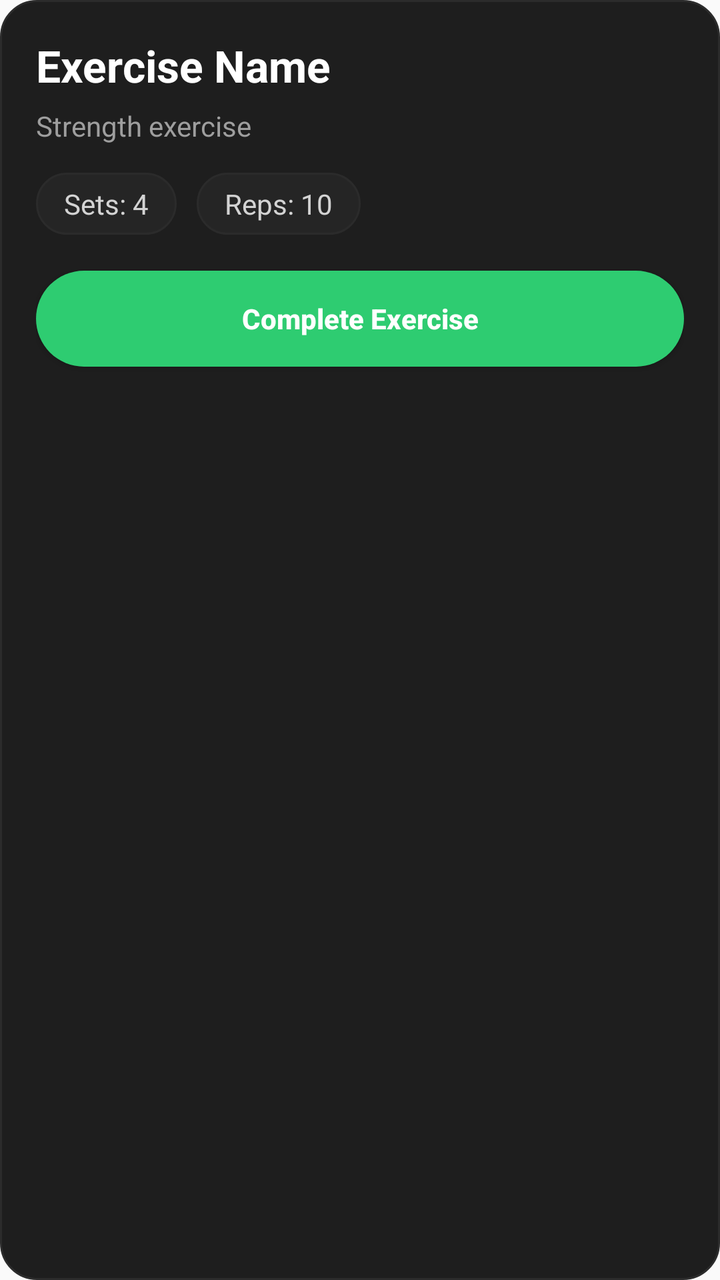
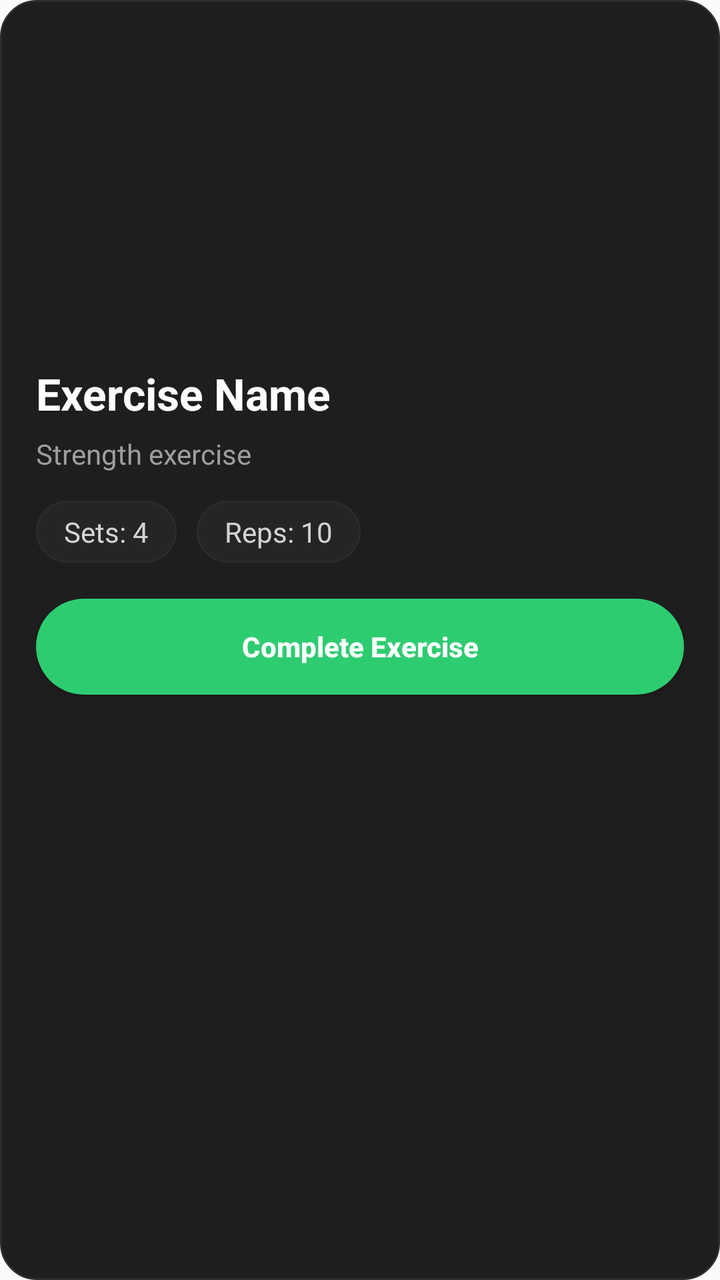

Compare the two renders of this Android layout. The source of the first and the diff that turns it into the second are given below.
<!-- AndroidManifest.xml: application theme Theme.GymFlow -->
<!-- res/layout/item_exercise.xml -->
<?xml version="1.0" encoding="utf-8"?>
<LinearLayout xmlns:android="http://schemas.android.com/apk/res/android"
    android:id="@+id/cardContainer"
    android:layout_width="match_parent"
    android:layout_height="wrap_content"
    android:layout_marginBottom="16dp"
    android:background="@drawable/exercise_card_default"
    android:orientation="vertical"
    android:padding="18dp">

    <TextView
        android:id="@+id/tvExerciseName"
        android:layout_width="wrap_content"
        android:layout_height="wrap_content"
        android:text="Exercise Name"
        android:textColor="#FFFFFF"
        android:textSize="22sp"
        android:textStyle="bold" />

    <TextView
        android:id="@+id/tvExerciseSubtitle"
        android:layout_width="wrap_content"
        android:layout_height="wrap_content"
        android:layout_marginTop="6dp"
        android:text="Strength exercise"
        android:textColor="#9E9E9E"
        android:textSize="14sp" />

    
    <LinearLayout
        android:layout_width="match_parent"
        android:layout_height="wrap_content"
        android:layout_marginTop="14dp"
        android:orientation="horizontal">

        <TextView
            android:id="@+id/tvExerciseSets"
            android:layout_width="wrap_content"
            android:layout_height="wrap_content"
            android:background="@drawable/chip_bg"
            android:paddingStart="14dp"
            android:paddingEnd="14dp"
            android:paddingTop="6dp"
            android:paddingBottom="6dp"
            android:text="Sets: 4"
            android:textColor="#D3D3D3"
            android:textSize="14sp" />

        <TextView
            android:id="@+id/tvExerciseReps"
            android:layout_width="wrap_content"
            android:layout_height="wrap_content"
            android:layout_marginStart="10dp"
            android:background="@drawable/chip_bg"
            android:paddingStart="14dp"
            android:paddingEnd="14dp"
            android:paddingTop="6dp"
            android:paddingBottom="6dp"
            android:text="Reps: 10"
            android:textColor="#D3D3D3"
            android:textSize="14sp" />
    </LinearLayout>

    <Button
        android:id="@+id/btnCompleteExercise"
        android:layout_width="match_parent"
        android:layout_height="48dp"
        android:layout_marginTop="18dp"
        android:background="@drawable/exercise_button_active"
        android:text="Complete Exercise"
        android:textAllCaps="false"
        android:textColor="#FFFFFF"
        android:textStyle="bold"/>
</LinearLayout>
<!-- resources referenced by this layout -->
<resources>
  <!-- drawable chip_bg (drawable) -->
  <?xml version="1.0" encoding="utf-8"?>
  <shape xmlns:android="http://schemas.android.com/apk/res/android">
      <solid android:color="#252525" />
      <corners android:radius="50dp" />
      <stroke
          android:width="1dp"
          android:color="@color/surface_stroke" />
  </shape>
  <!-- drawable exercise_button_active (drawable) -->
  <?xml version="1.0" encoding="utf-8"?>
  <shape xmlns:android="http://schemas.android.com/apk/res/android">
      <solid android:color="#2ECC71"/>
      <corners android:radius="50dp"/>
  </shape>
  <!-- drawable exercise_card_default (drawable) -->
  <?xml version="1.0" encoding="utf-8"?>
  <shape xmlns:android="http://schemas.android.com/apk/res/android">
      <solid android:color="#1E1E1E" />
      <corners android:radius="18dp" />
      <stroke
          android:width="1dp"
          android:color="#2C2C2C" />
  </shape>
  <style name="Theme.GymFlow" parent="Theme.AppCompat.DayNight.NoActionBar">
          <item name="android:statusBarColor">@android:color/transparent</item>
      </style>
  <color name="surface_stroke">#2B2B2B</color>
</resources>

<!-- the commit's change to res/layout/item_exercise.xml (unified diff, before → after) -->
@@ -7,6 +7,15 @@
     android:background="@drawable/exercise_card_default"
     android:orientation="vertical"
     android:padding="18dp">
+
+    
+    <ImageView
+        android:id="@+id/imgExercise"
+        android:layout_width="match_parent"
+        android:layout_height="150dp"
+        android:layout_marginBottom="14dp"
+        android:scaleType="centerCrop"
+        android:contentDescription="Exercise demonstration" />
 
     <TextView
         android:id="@+id/tvExerciseName"
